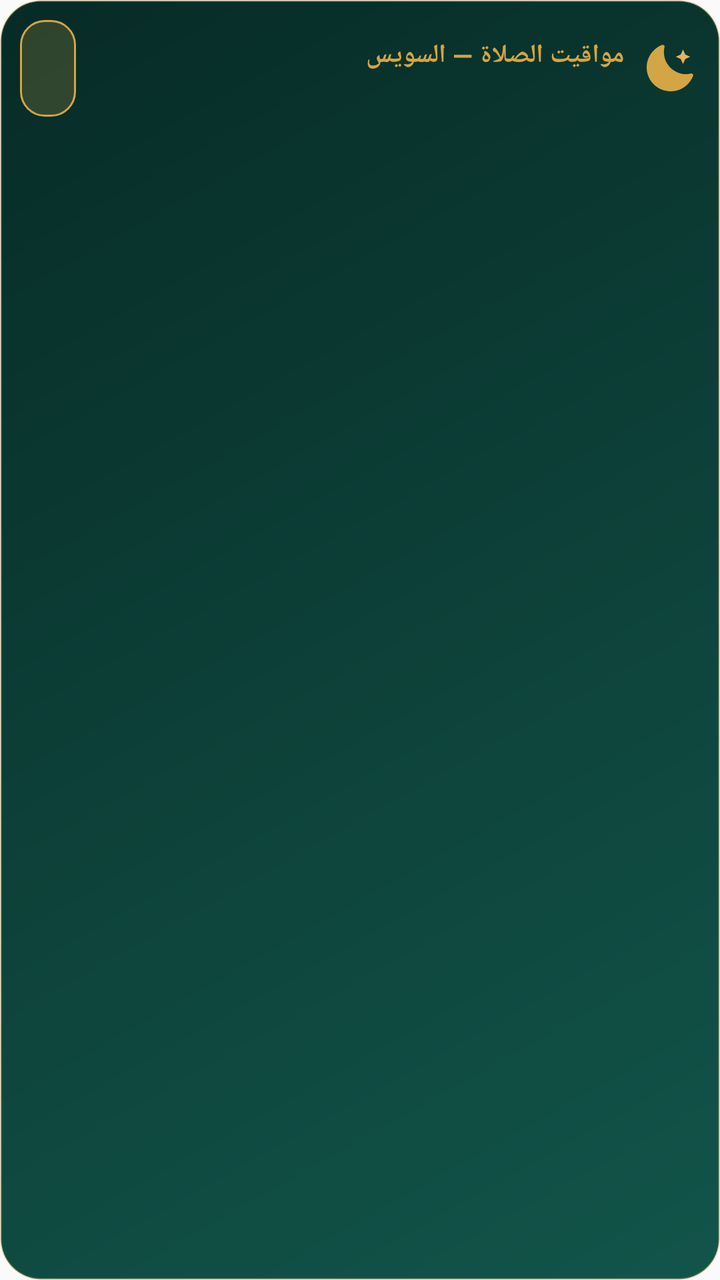
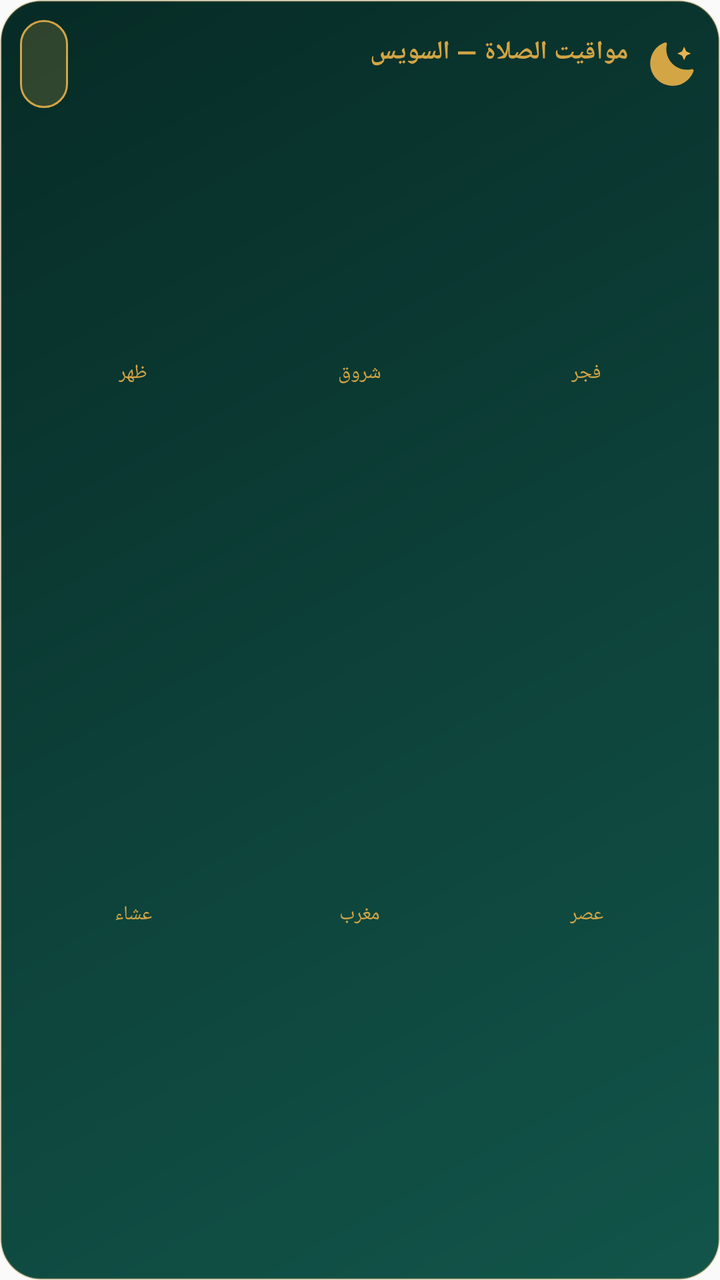

The first picture is an Android layout as it rendered before a commit; the second is the same layout after the commit. The layout source and the unified diff follow.
<!-- AndroidManifest.xml: application theme AppTheme -->
<!-- res/layout/widget_prayer.xml -->
<LinearLayout xmlns:android="http://schemas.android.com/apk/res/android"
    android:layout_width="match_parent"
    android:layout_height="match_parent"
    android:orientation="vertical"
    android:layoutDirection="rtl"
    android:background="@drawable/widget_bg"
    android:padding="10dp">

    <LinearLayout
        android:layout_width="match_parent"
        android:layout_height="wrap_content"
        android:orientation="horizontal"
        android:gravity="center_vertical">

        <ImageView
            android:layout_width="30dp"
            android:layout_height="30dp"
            android:src="@drawable/widget_moon"
            android:contentDescription="مواقيت الصلاة" />

        <LinearLayout
            android:layout_width="0dp"
            android:layout_height="wrap_content"
            android:layout_weight="1"
            android:orientation="vertical"
            android:layout_marginStart="8dp">

            <TextView
                android:id="@+id/widgetTitle"
                android:layout_width="wrap_content"
                android:layout_height="wrap_content"
                android:text="مواقيت الصلاة — السويس"
                android:textColor="#d3a545"
                android:textStyle="bold"
                android:textSize="13sp" />

            <TextView
                android:id="@+id/widgetDate"
                android:layout_width="wrap_content"
                android:layout_height="wrap_content"
                android:textColor="#B3FFFFFF"
                android:textSize="9.5sp" />
        </LinearLayout>

        <LinearLayout
            android:id="@+id/chipNext"
            android:layout_width="wrap_content"
            android:layout_height="wrap_content"
            android:orientation="vertical"
            android:gravity="center"
            android:background="@drawable/widget_cell_next"
            android:paddingStart="14dp"
            android:paddingEnd="14dp"
            android:paddingTop="6dp"
            android:paddingBottom="6dp">

            <TextView
                android:id="@+id/widgetNextName"
                android:layout_width="wrap_content"
                android:layout_height="wrap_content"
                android:textColor="#ffd98a"
                android:textStyle="bold"
                android:textSize="11sp" />

            <TextView
                android:id="@+id/widgetCountdown"
                android:layout_width="wrap_content"
                android:layout_height="wrap_content"
                android:textColor="#FFFFFF"
                android:textStyle="bold"
                android:textSize="16sp" />
        </LinearLayout>
    </LinearLayout>

    <LinearLayout
        android:id="@+id/prayerRow1"
        android:layout_width="match_parent"
        android:layout_height="0dp"
        android:layout_weight="1"
        android:orientation="horizontal"
        android:layout_marginTop="8dp" />

    <LinearLayout
        android:id="@+id/prayerRow2"
        android:layout_width="match_parent"
        android:layout_height="0dp"
        android:layout_weight="1"
        android:orientation="horizontal"
        android:layout_marginTop="6dp" />

    <LinearLayout
        android:id="@+id/karahRow"
        android:layout_width="match_parent"
        android:layout_height="0dp"
        android:layout_weight="1"
        android:orientation="horizontal"
        android:layout_marginTop="14dp" />
</LinearLayout>
<!-- resources referenced by this layout -->
<resources>
  <!-- drawable widget_bg (drawable) -->
  <shape xmlns:android="http://schemas.android.com/apk/res/android">
      <gradient android:type="linear" android:angle="135"
          android:startColor="#12554a" android:endColor="#072b26" />
      <corners android:radius="20dp" />
      <stroke android:width="1dp" android:color="#40d3a545" />
  </shape>
  <!-- drawable widget_cell_next (drawable) -->
  <shape xmlns:android="http://schemas.android.com/apk/res/android">
      <solid android:color="#33d3a545" />
      <corners android:radius="12dp" />
      <stroke android:width="1dp" android:color="#d3a545" />
  </shape>
  <!-- drawable widget_moon (drawable) -->
  <vector xmlns:android="http://schemas.android.com/apk/res/android"
      android:width="24dp" android:height="24dp"
      android:viewportWidth="24" android:viewportHeight="24">
      <path android:fillColor="#d3a545"
          android:pathData="M20.4,14.2A8.8,8.8 0 0,1 9.8,3.6a0.7,0.7 0 0,0 -0.9,-0.85 9.6,9.6 0 1,0 12.35,12.35 0.7,0.7 0 0,0 -0.85,-0.9Z"/>
      <path android:fillColor="#e6b354"
          android:pathData="M17.2,4.6l0.9,2 2,0.9 -2,0.9 -0.9,2 -0.9,-2 -2,-0.9 2,-0.9Z"/>
  </vector>
  <style name="AppTheme" parent="Theme.AppCompat.Light.DarkActionBar">
          
          <item name="colorPrimary">@color/colorPrimary</item>
          <item name="colorPrimaryDark">@color/colorPrimaryDark</item>
          <item name="colorAccent">@color/colorAccent</item>
      </style>
</resources>

<!-- the commit's change to res/layout/widget_prayer.xml (unified diff, before → after) -->
@@ -13,8 +13,8 @@
         android:gravity="center_vertical">
 
         <ImageView
-            android:layout_width="30dp"
-            android:layout_height="30dp"
+            android:layout_width="28dp"
+            android:layout_height="28dp"
             android:src="@drawable/widget_moon"
             android:contentDescription="مواقيت الصلاة" />
 
@@ -39,20 +39,21 @@
                 android:layout_width="wrap_content"
                 android:layout_height="wrap_content"
                 android:textColor="#B3FFFFFF"
-                android:textSize="9.5sp" />
+                android:textSize="9sp"
+                android:maxLines="1"
+                android:ellipsize="end" />
         </LinearLayout>
 
         <LinearLayout
-            android:id="@+id/chipNext"
             android:layout_width="wrap_content"
             android:layout_height="wrap_content"
             android:orientation="vertical"
             android:gravity="center"
             android:background="@drawable/widget_cell_next"
-            android:paddingStart="14dp"
-            android:paddingEnd="14dp"
-            android:paddingTop="6dp"
-            android:paddingBottom="6dp">
+            android:paddingStart="12dp"
+            android:paddingEnd="12dp"
+            android:paddingTop="5dp"
+            android:paddingBottom="5dp">
 
             <TextView
                 android:id="@+id/widgetNextName"
@@ -60,7 +61,7 @@
                 android:layout_height="wrap_content"
                 android:textColor="#ffd98a"
                 android:textStyle="bold"
-                android:textSize="11sp" />
+                android:textSize="10sp" />
 
             <TextView
                 android:id="@+id/widgetCountdown"
@@ -68,31 +69,85 @@
                 android:layout_height="wrap_content"
                 android:textColor="#FFFFFF"
                 android:textStyle="bold"
-                android:textSize="16sp" />
+                android:textSize="15sp" />
+        </LinearLayout>
+    </LinearLayout>
+
+    <ImageView
+        android:id="@+id/widgetArc"
+        android:layout_width="match_parent"
+        android:layout_height="wrap_content"
+        android:adjustViewBounds="true"
+        android:scaleType="fitCenter"
+        android:layout_marginTop="4dp" />
+
+    <LinearLayout
+        android:layout_width="match_parent"
+        android:layout_height="0dp"
+        android:layout_weight="1"
+        android:orientation="horizontal"
+        android:gravity="center"
+        android:layout_marginTop="2dp">
+
+        <LinearLayout android:layout_width="0dp" android:layout_height="wrap_content" android:layout_weight="1" android:orientation="vertical" android:gravity="center">
+            <TextView android:layout_width="wrap_content" android:layout_height="wrap_content" android:text="فجر" android:textColor="#d3a545" android:textSize="10sp" />
+            <TextView android:id="@+id/tFajr" android:layout_width="wrap_content" android:layout_height="wrap_content" android:textColor="#FFFFFF" android:textStyle="bold" android:textSize="13sp" />
+        </LinearLayout>
+
+        <LinearLayout android:layout_width="0dp" android:layout_height="wrap_content" android:layout_weight="1" android:orientation="vertical" android:gravity="center">
+            <TextView android:layout_width="wrap_content" android:layout_height="wrap_content" android:text="شروق" android:textColor="#d3a545" android:textSize="10sp" />
+            <TextView android:id="@+id/tShuruq" android:layout_width="wrap_content" android:layout_height="wrap_content" android:textColor="#FFFFFF" android:textStyle="bold" android:textSize="13sp" />
+        </LinearLayout>
+
+        <LinearLayout android:layout_width="0dp" android:layout_height="wrap_content" android:layout_weight="1" android:orientation="vertical" android:gravity="center">
+            <TextView android:layout_width="wrap_content" android:layout_height="wrap_content" android:text="ظهر" android:textColor="#d3a545" android:textSize="10sp" />
+            <TextView android:id="@+id/tDhuhr" android:layout_width="wrap_content" android:layout_height="wrap_content" android:textColor="#FFFFFF" android:textStyle="bold" android:textSize="13sp" />
         </LinearLayout>
     </LinearLayout>
 
     <LinearLayout
-        android:id="@+id/prayerRow1"
         android:layout_width="match_parent"
         android:layout_height="0dp"
         android:layout_weight="1"
         android:orientation="horizontal"
-        android:layout_marginTop="8dp" />
+        android:gravity="center">
+
+        <LinearLayout android:layout_width="0dp" android:layout_height="wrap_content" android:layout_weight="1" android:orientation="vertical" android:gravity="center">
+            <TextView android:layout_width="wrap_content" android:layout_height="wrap_content" android:text="عصر" android:textColor="#d3a545" android:textSize="10sp" />
+            <TextView android:id="@+id/tAsr" android:layout_width="wrap_content" android:layout_height="wrap_content" android:textColor="#FFFFFF" android:textStyle="bold" android:textSize="13sp" />
+        </LinearLayout>
+
+        <LinearLayout android:layout_width="0dp" android:layout_height="wrap_content" android:layout_weight="1" android:orientation="vertical" android:gravity="center">
+            <TextView android:layout_width="wrap_content" android:layout_height="wrap_content" android:text="مغرب" android:textColor="#d3a545" android:textSize="10sp" />
+            <TextView android:id="@+id/tMaghrib" android:layout_width="wrap_content" android:layout_height="wrap_content" android:textColor="#FFFFFF" android:textStyle="bold" android:textSize="13sp" />
+        </LinearLayout>
+
+        <LinearLayout android:layout_width="0dp" android:layout_height="wrap_content" android:layout_weight="1" android:orientation="vertical" android:gravity="center">
+            <TextView android:layout_width="wrap_content" android:layout_height="wrap_content" android:text="عشاء" android:textColor="#d3a545" android:textSize="10sp" />
+            <TextView android:id="@+id/tIsha" android:layout_width="wrap_content" android:layout_height="wrap_content" android:textColor="#FFFFFF" android:textStyle="bold" android:textSize="13sp" />
+        </LinearLayout>
+    </LinearLayout>
 
     <LinearLayout
-        android:id="@+id/prayerRow2"
         android:layout_width="match_parent"
-        android:layout_height="0dp"
-        android:layout_weight="1"
+        android:layout_height="wrap_content"
         android:orientation="horizontal"
-        android:layout_marginTop="6dp" />
+        android:gravity="center"
+        android:layout_marginTop="4dp">
 
-    <LinearLayout
-        android:id="@+id/karahRow"
-        android:layout_width="match_parent"
-        android:layout_height="0dp"
-        android:layout_weight="1"
-        android:orientation="horizontal"
-        android:layout_marginTop="14dp" />
+        <LinearLayout android:layout_width="0dp" android:layout_height="wrap_content" android:layout_weight="1" android:orientation="vertical" android:gravity="center">
+            <TextView android:id="@+id/k1n" android:layout_width="wrap_content" android:layout_height="wrap_content" android:textColor="#ffab91" android:textSize="9sp" />
+            <TextView android:id="@+id/k1r" android:layout_width="wrap_content" android:layout_height="wrap_content" android:textColor="#CCFFFFFF" android:textSize="9sp" />
+        </LinearLayout>
+
+        <LinearLayout android:layout_width="0dp" android:layout_height="wrap_content" android:layout_weight="1" android:orientation="vertical" android:gravity="center">
+            <TextView android:id="@+id/k2n" android:layout_width="wrap_content" android:layout_height="wrap_content" android:textColor="#ffab91" android:textSize="9sp" />
+            <TextView android:id="@+id/k2r" android:layout_width="wrap_content" android:layout_height="wrap_content" android:textColor="#CCFFFFFF" android:textSize="9sp" />
+        </LinearLayout>
+
+        <LinearLayout android:layout_width="0dp" android:layout_height="wrap_content" android:layout_weight="1" android:orientation="vertical" android:gravity="center">
+            <TextView android:id="@+id/k3n" android:layout_width="wrap_content" android:layout_height="wrap_content" android:textColor="#ffab91" android:textSize="9sp" />
+            <TextView android:id="@+id/k3r" android:layout_width="wrap_content" android:layout_height="wrap_content" android:textColor="#CCFFFFFF" android:textSize="9sp" />
+        </LinearLayout>
+    </LinearLayout>
 </LinearLayout>
